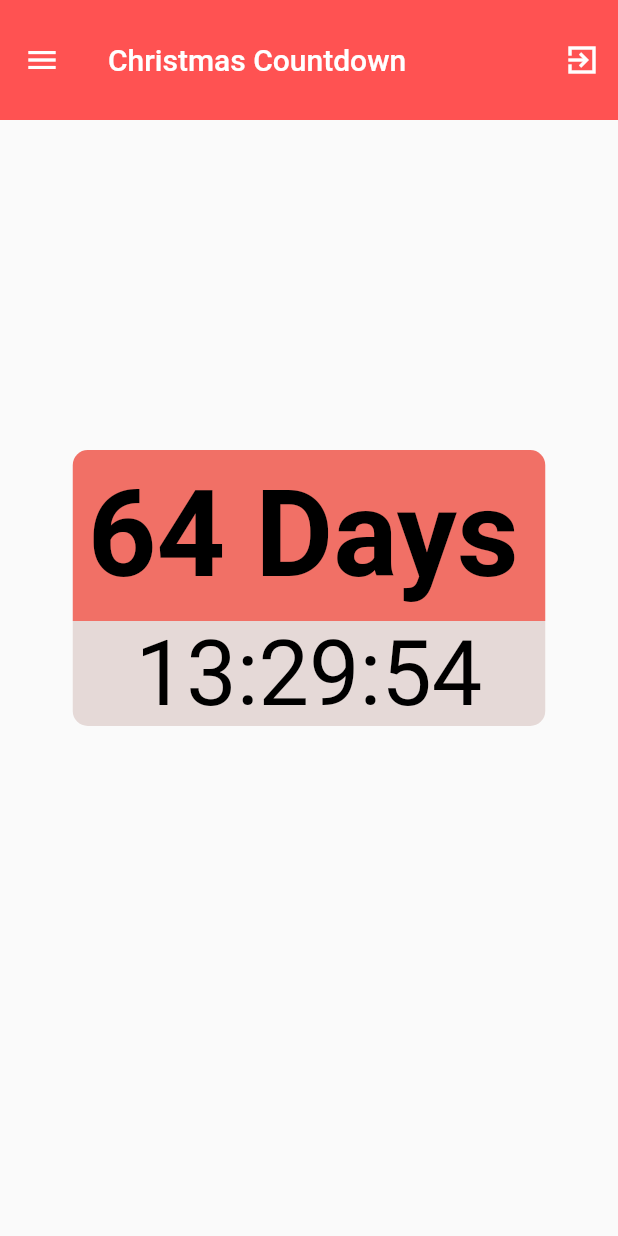
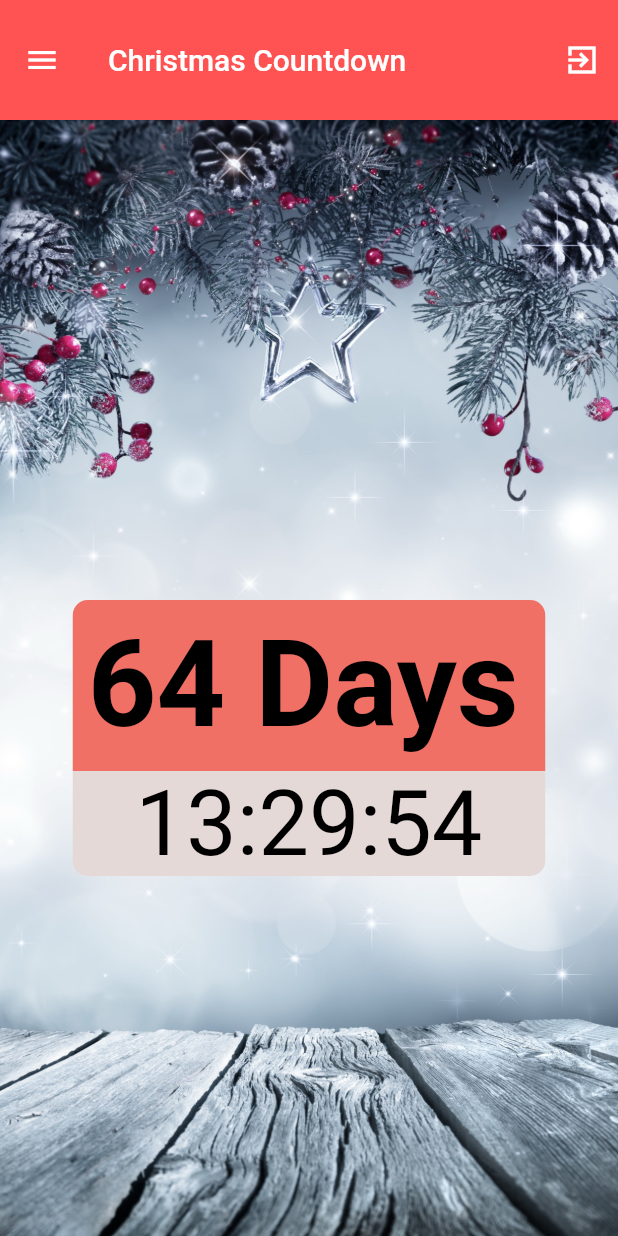
Before and after one commit to Lance-Abella/Countdown_Timer, a Flutter app: the screen it shows after launch, on a phone screen of 412 x 824 dp. Run offline on Flutter 3.47's test engine with Material 2 defaults, Android fonts, the phone set to English and light mode, and no system bars.

Commit message:
adding a background

```diff
--- a/lib/homepage.dart
+++ b/lib/homepage.dart
@@ -1,4 +1,4 @@
-// ignore_for_file: use_key_in_widget_constructors, library_private_types_in_public_api, prefer_single_quotes, prefer_const_constructors
+// ignore_for_file: use_key_in_widget_constructors, library_private_types_in_public_api, prefer_single_quotes, prefer_const_constructors, prefer_const_literals_to_create_immutables, avoid_unnecessary_containers, sized_box_for_whitespace
 
 import 'dart:async';
 import 'package:flutter/material.dart';
@@ -74,12 +74,23 @@ class _ChristmasCountdownAppState extends State<ChristmasCountdownApp> {
           ],
         ),
 
-        body: Center(
+        body: Container(
+          decoration: BoxDecoration(
+            image: DecorationImage(
+              image: AssetImage('assets/bg4.jpg'),
+              fit: BoxFit.cover,
+            ),
+          ),
+
+            child:Center(
             child: Column(
               mainAxisAlignment: MainAxisAlignment.center,
               children: [
 
+
+
                 Container(
+                  margin: EdgeInsets.only(top: 80),
                   width: 315,
                   padding: EdgeInsets.all(10),
                   decoration: BoxDecoration(
@@ -97,7 +108,7 @@ class _ChristmasCountdownAppState extends State<ChristmasCountdownApp> {
                 ),
 
                 Container(
-                margin: EdgeInsets.only(bottom: 120),
+
                   width: 315,
                   decoration: BoxDecoration(
                     borderRadius: BorderRadius.only(bottomLeft: Radius.circular(10), bottomRight: Radius.circular(10)),
@@ -118,6 +129,9 @@ class _ChristmasCountdownAppState extends State<ChristmasCountdownApp> {
               ],
             ),
           ),
+
+
+        ),
       ),
     );
   }
--- a/pubspec.yaml
+++ b/pubspec.yaml
@@ -60,6 +60,9 @@ flutter:
   # the material Icons class.
   uses-material-design: true
 
+  assets:
+  - assets/
+
   # To add assets to your application, add an assets section, like this:
   # assets:
   #   - images/a_dot_burr.jpeg
```
Also changed, not shown: assets/bg.jpg (added), assets/bg2.jpg (added), assets/bg3.jpg (added), assets/bg4.jpg (added), assets/bg5.jpg (added), assets/bg6.jpg (added), assets/bg7.jpg (added). Lines whose indentation alone changed are shown as unchanged.
